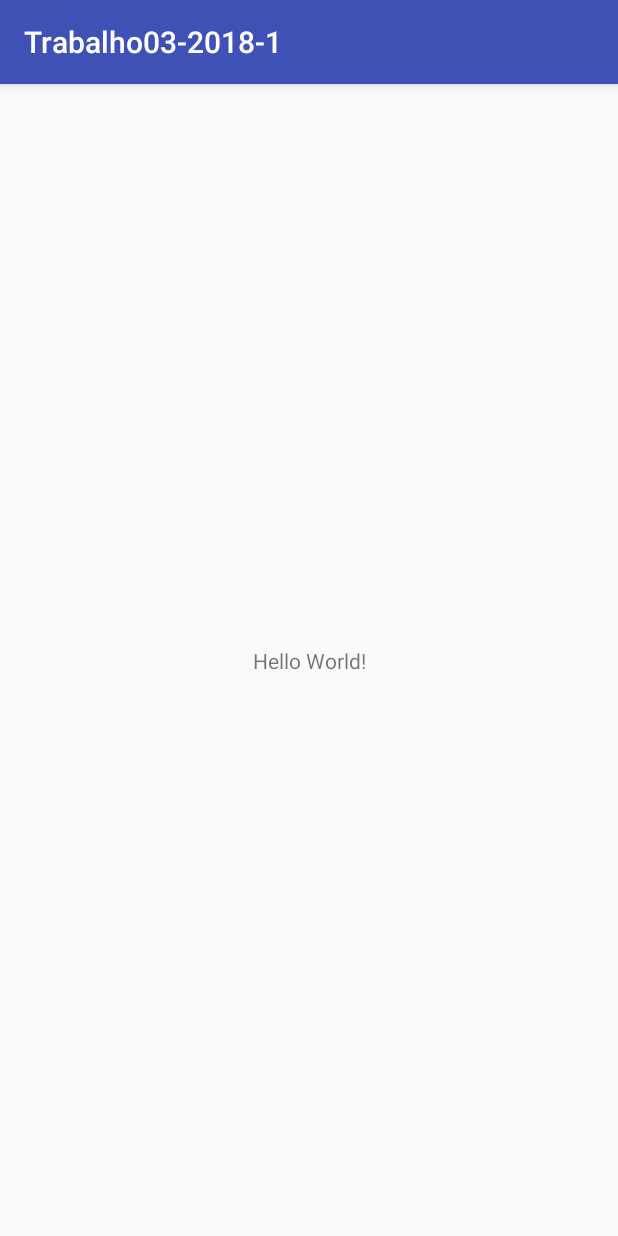
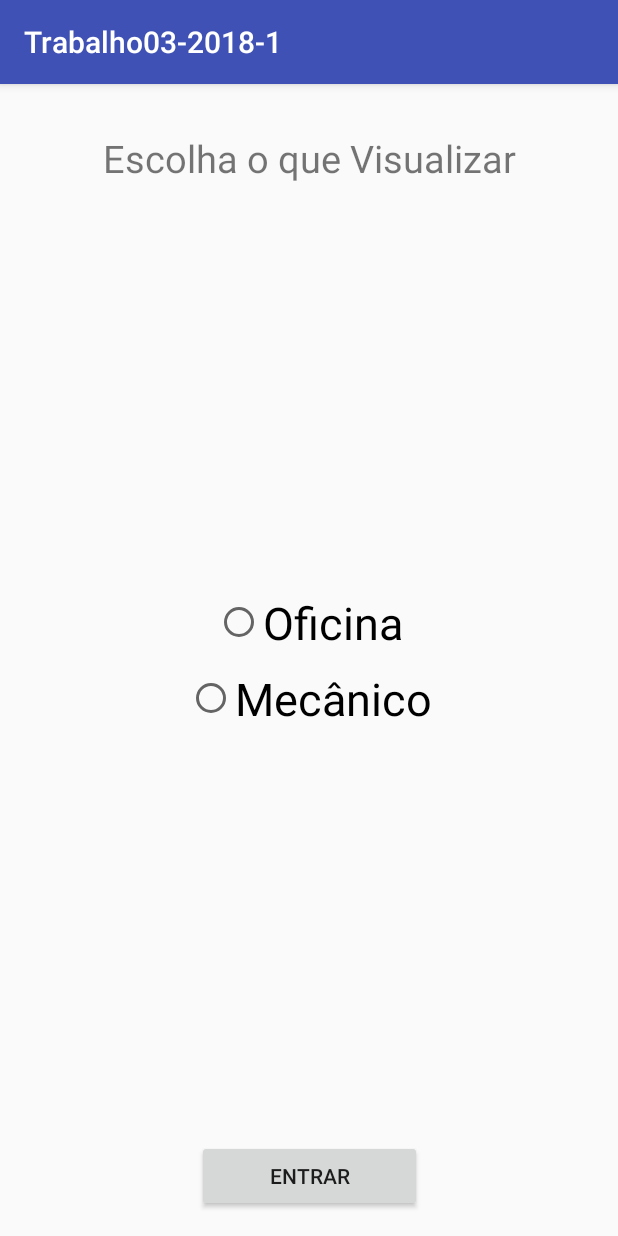
Before and after one commit to dsgeverton/Trabalho03-2018-1, an Android app: the screen it shows after launch (MainActivity), on a phone screen of 412 x 824 dp. Run offline under Robolectric (Android 15) with nearby library versions, the phone set to English and light mode, and no system bars; libraries missing offline, so code that uses them is left out: io.realm; 7 statements that could not run were skipped.

Commit message:
Main class layout defined

```diff
--- a/app/src/main/res/layout/activity_main.xml
+++ b/app/src/main/res/layout/activity_main.xml
@@ -7,12 +7,64 @@
     tools:context=".MainActivity">
 
     <TextView
+        android:id="@+id/textView2"
         android:layout_width="wrap_content"
         android:layout_height="wrap_content"
-        android:text="Hello World!"
-        app:layout_constraintBottom_toBottomOf="parent"
+        android:layout_marginLeft="16dp"
+        android:layout_marginRight="16dp"
+        android:layout_marginTop="32dp"
+        android:text="Escolha o que Visualizar"
+        android:textSize="25sp"
         app:layout_constraintLeft_toLeftOf="parent"
         app:layout_constraintRight_toRightOf="parent"
         app:layout_constraintTop_toTopOf="parent" />
 
+    <RadioGroup
+        android:id="@+id/radioGroup"
+        android:layout_width="wrap_content"
+        android:layout_height="wrap_content"
+        android:layout_marginBottom="16dp"
+        android:layout_marginEnd="16dp"
+        android:layout_marginStart="16dp"
+        android:layout_marginTop="16dp"
+        app:layout_constraintBottom_toBottomOf="parent"
+        app:layout_constraintEnd_toEndOf="parent"
+        app:layout_constraintStart_toStartOf="parent"
+        app:layout_constraintTop_toTopOf="parent">
+
+        <RadioButton
+            android:id="@+id/rbOficina"
+            android:layout_width="wrap_content"
+            android:layout_height="wrap_content"
+            android:layout_gravity="center"
+            android:layout_marginBottom="10dp"
+            android:layout_weight="1"
+            android:text="Oficina"
+            android:textSize="30sp"
+            tools:layout_editor_absoluteX="187dp"
+            tools:layout_editor_absoluteY="139dp" />
+
+        <RadioButton
+            android:id="@+id/rbMecanico"
+            android:layout_width="wrap_content"
+            android:layout_height="wrap_content"
+            android:layout_weight="1"
+            android:text="Mecânico"
+            android:textSize="30sp"
+            tools:layout_editor_absoluteX="54dp"
+            tools:layout_editor_absoluteY="139dp" />
+    </RadioGroup>
+
+    <Button
+        android:id="@+id/btnEntrar"
+        android:layout_width="150dp"
+        android:layout_height="wrap_content"
+        android:layout_marginBottom="16dp"
+        android:layout_marginEnd="16dp"
+        android:layout_marginStart="16dp"
+        android:text="Entrar"
+        app:layout_constraintBottom_toBottomOf="parent"
+        app:layout_constraintEnd_toEndOf="parent"
+        app:layout_constraintStart_toStartOf="parent" />
+
 </android.support.constraint.ConstraintLayout>
```
